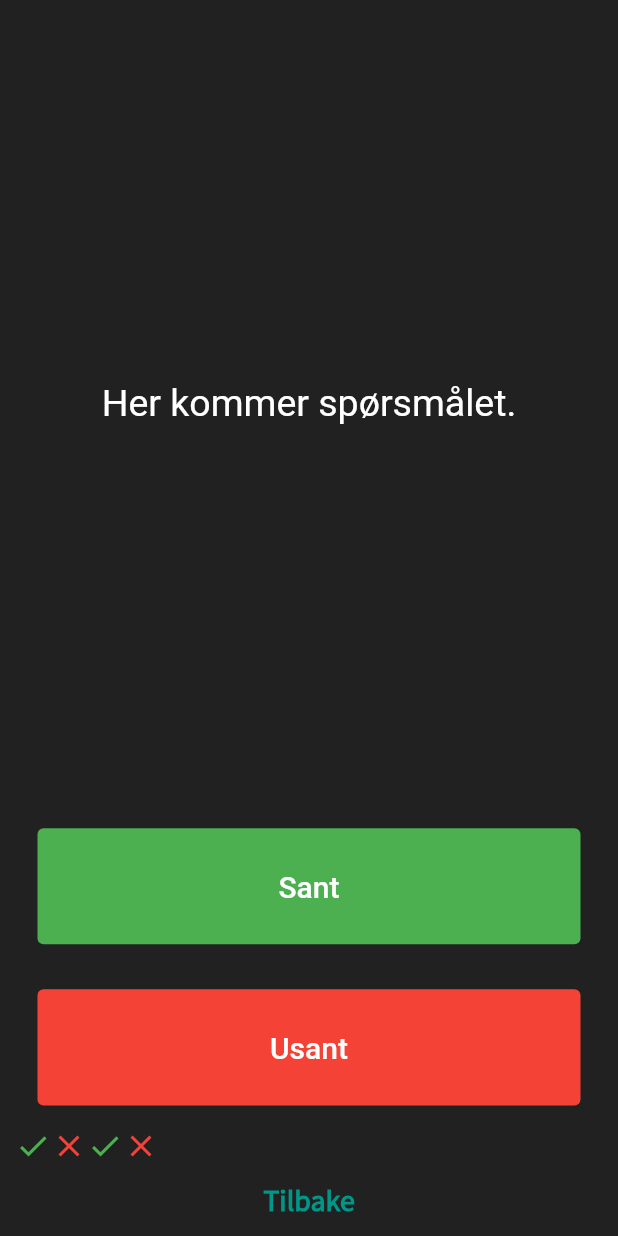
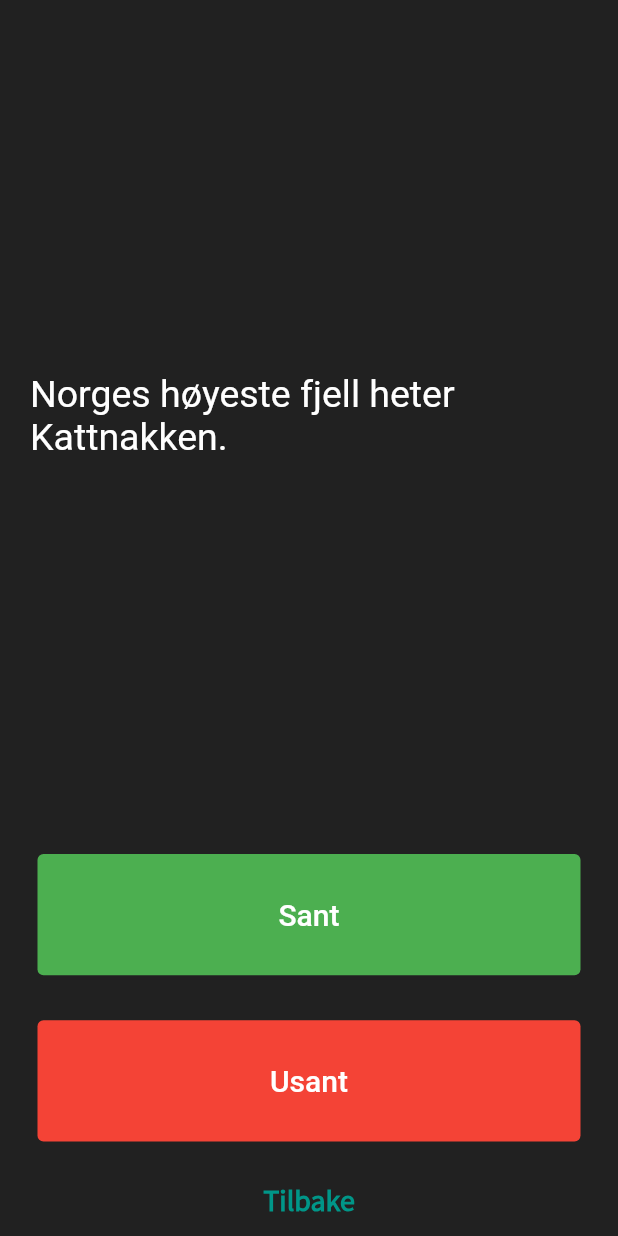
Before and after one commit to rbyre/playground, a Flutter app: the screen it shows after launch, after a tap on "Quiz", on a phone screen of 412 x 824 dp. Run offline on Flutter 3.47's test engine with Material 2 defaults, Android fonts, the light colour scheme and no system bars; our stand-ins replace audioplayers; network calls fail.

Commit message:
started on quiz app

```diff
--- a/lib/quizz/quizPage.dart
+++ b/lib/quizz/quiz_page.dart
@@ -8,23 +8,12 @@
 }
 
 class _QuizPageState extends State<QuizPage> {
-  List<Widget> scoreKeeper = [
-    Icon(
-      Icons.check,
-      color: Colors.green,
-    ),
-    Icon(
-      Icons.close,
-      color: Colors.red,
-    ),
-    Icon(
-      Icons.check,
-      color: Colors.green,
-    ),
-    Icon(
-      Icons.close,
-      color: Colors.red,
-    )
+  List<Icon> scoreKeeper = [];
+  int questionNumber = 0;
+  List<String> questions = [
+    'Norges høyeste fjell heter Kattnakken.',
+    'Ca. en fjerdedel av menneskets bein ligger i føttene.',
+    'En snigles blod er grønt.'
   ];
 
   @override
@@ -36,12 +25,15 @@
         Expanded(
           flex: 5,
           child: Padding(
-            padding: const EdgeInsets.all(10.0),
+            padding: EdgeInsets.all(10.0),
             child: Center(
-                child: Text(
-              'Her kommer spørsmålet.',
-              style: TextStyle(fontSize: 25.0, color: Colors.white),
-            )),
+              child: Text(
+                questionNumber < questions.length
+                    ? questions[questionNumber]
+                    : 'Ingen flere spørsmål!',
+                style: TextStyle(fontSize: 25.0, color: Colors.white),
+              ),
+            ),
           ),
         ),
         Expanded(
@@ -49,8 +41,16 @@
             padding: const EdgeInsets.all(15.0),
             child: TextButton(
                 style: TextButton.styleFrom(backgroundColor: Colors.green),
-                onPressed: () {},
-                child: Text(
+                onPressed: () {
+                  setState(() {
+                    scoreKeeper.add(Icon(
+                      Icons.check,
+                      color: Colors.green,
+                    ));
+                    questionNumber++;
+                  });
+                },
+                child: const Text(
                   'Sant',
                   style: TextStyle(fontSize: 20, color: Colors.white),
                 )),
@@ -61,8 +61,18 @@
             padding: const EdgeInsets.all(15.0),
             child: TextButton(
                 style: TextButton.styleFrom(backgroundColor: Colors.red),
-                onPressed: () {},
-                child: Text(
+                onPressed: () {
+                  setState(() {
+                    scoreKeeper.add(
+                      const Icon(
+                        Icons.close,
+                        color: Colors.red,
+                      ),
+                    );
+                    questionNumber++;
+                  });
+                },
+                child: const Text(
                   'Usant',
                   style: TextStyle(fontSize: 20, color: Colors.white),
                 )),
--- a/lib/quizz/quizzen.dart
+++ b/lib/quizz/quizzen.dart
@@ -1,19 +1,17 @@
 import 'package:flutter/material.dart';
-import 'package:playground/quizz/quizPage.dart';
+import 'package:playground/quizz/quiz_page.dart';
 
 class Quizzen extends StatelessWidget {
   const Quizzen({Key? key}) : super(key: key);
 
   @override
   Widget build(BuildContext context) {
-    return MaterialApp(
-      home: Scaffold(
-        backgroundColor: Colors.grey.shade900,
-        body: SafeArea(
-          child: Padding(
-            padding: EdgeInsets.symmetric(horizontal: 10.0),
-            child: QuizPage(),
-          ),
+    return Scaffold(
+      backgroundColor: Colors.grey.shade900,
+      body: const SafeArea(
+        child: Padding(
+          padding: EdgeInsets.symmetric(horizontal: 10.0),
+          child: QuizPage(),
         ),
       ),
     );
```
